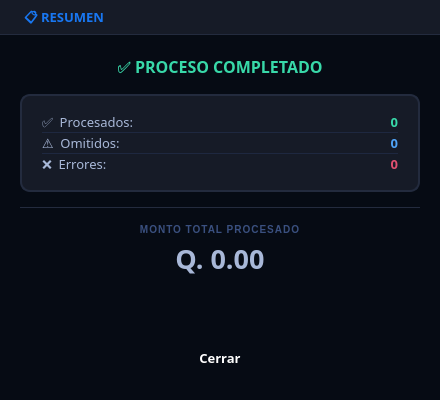
First picture: the form in Magnus_RPA/formularios/resumen.ui, repository supernova945/Magnus_RPA, before the edit.
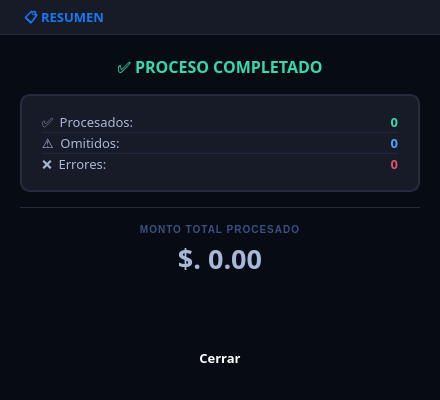
Second picture: the form after the edit. Icons and pictures are not drawn.

```diff
--- a/Magnus_RPA/formularios/resumen.ui
+++ b/Magnus_RPA/formularios/resumen.ui
@@ -614,7 +614,7 @@
            <string notr="true">color: #A8B8D8; background: transparent; border: none;</string>
           </property>
           <property name="text">
-           <string>Q. 0.00</string>
+           <string>$. 0.00</string>
           </property>
           <property name="alignment">
            <set>Qt::AlignmentFlag::AlignCenter</set>
```
